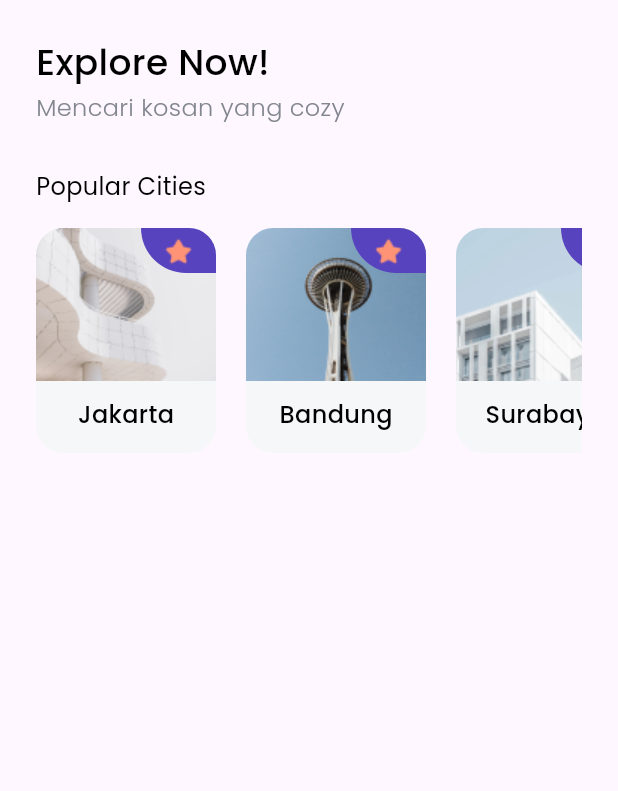
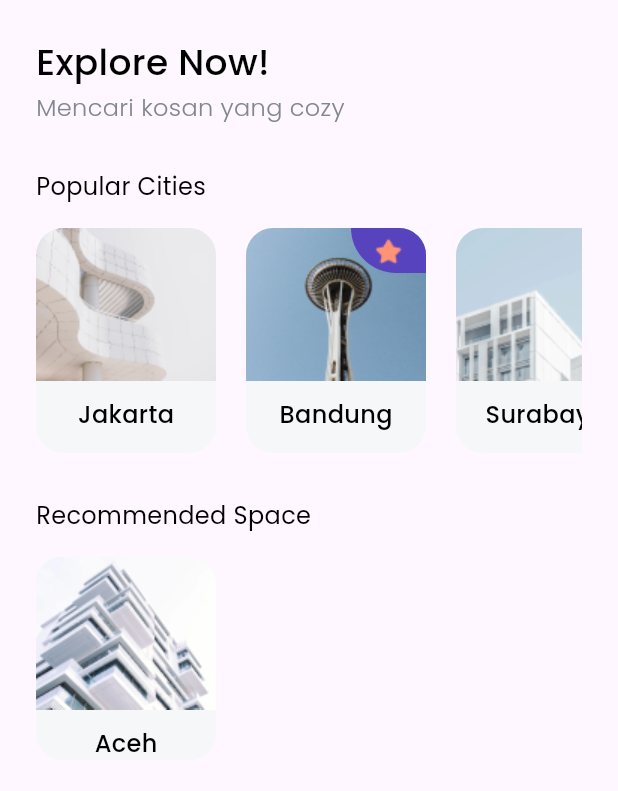
Before and after one commit to jadesnowman/Cozy-BWA, a Flutter app: the screen it shows after launch, on a phone screen of 412 x 824 dp. Shown: the top 791 px of the screen. Run offline on Flutter 3.47's test engine with Material 3 defaults, Android fonts, the phone set to English and light mode, and no system bars; our stand-ins replace google_fonts.

Commit message:
Add City and Space Card widgets

```diff
--- /dev/null
+++ b/lib/models/city.dart
@@ -0,0 +1,7 @@
+class City {
+  final String name;
+  final String imageUrl;
+  final bool isPopular;
+
+  City({required this.name, required this.imageUrl, required this.isPopular});
+}
--- a/lib/pages/home_page.dart
+++ b/lib/pages/home_page.dart
@@ -1,5 +1,8 @@
 import 'package:cozy_marketplace/theme.dart';
+import 'package:cozy_marketplace/widgets/city_card.dart';
+import 'package:cozy_marketplace/widgets/space_card.dart';
 import 'package:flutter/material.dart';
+import 'package:cozy_marketplace/models/city.dart';
 
 class HomePage extends StatelessWidget {
   const HomePage({super.key});
@@ -37,42 +40,56 @@ class HomePage extends StatelessWidget {
               SizedBox(
                 height: 150,
                 child: ListView(scrollDirection: Axis.horizontal, children: [
-                  MyWidget(
+                  CityCard(
                     city: City(
                         name: 'Jakarta',
                         imageUrl: 'assets/images/popular/pic.png',
+                        isPopular: false),
+                  ),
+                  const SizedBox(width: 20),
+                  CityCard(
+                    city: City(
+                        name: 'Bandung',
+                        imageUrl: 'assets/images/popular/pic-1.png',
                         isPopular: true),
                   ),
                   const SizedBox(width: 20),
-                  MyWidget(
-                    city: City(
-                        name: 'Bandung',
-                        imageUrl: 'assets/images/popular/pic-1.png',
-                        isPopular: false),
-                  ),
-                  const SizedBox(width: 20),
-                  MyWidget(
+                  CityCard(
                     city: City(
                         name: 'Surabaya',
                         imageUrl: 'assets/images/popular/pic-2.png',
                         isPopular: false),
                   ),
                   const SizedBox(width: 20),
-                  MyWidget(
+                  CityCard(
                     city: City(
                         name: 'Palembang',
                         imageUrl: 'assets/images/popular/pic-3.png',
                         isPopular: false),
                   ),
                   const SizedBox(width: 20),
-                  MyWidget(
+                  CityCard(
                     city: City(
                         name: 'Aceh',
                         imageUrl: 'assets/images/popular/pic-4.png',
                         isPopular: false),
                   ),
                 ]),
-              )
+              ),
+              const SizedBox(height: 30),
+              Text(
+                'Recommended Space',
+                style: heading3.copyWith(
+                  fontSize: 16,
+                ),
+              ),
+              const SizedBox(height: 16),
+              SpaceCard(
+                city: City(
+                    name: 'Aceh',
+                    imageUrl: 'assets/images/popular/pic-4.png',
+                    isPopular: false),
+              ),
             ],
           ),
         ),
@@ -80,69 +97,3 @@ class HomePage extends StatelessWidget {
     );
   }
 }
-
-class City {
-  final String name;
-  final String imageUrl;
-  final bool isPopular;
-
-  City({required this.name, required this.imageUrl, required this.isPopular});
-}
-
-class MyWidget extends StatelessWidget {
-  final City city;
-
-  const MyWidget({super.key, required this.city});
-
-  @override
-  Widget build(BuildContext context) {
-    return ClipRRect(
-      borderRadius: BorderRadius.circular(18),
-      child: Container(
-        color: grayColor,
-        height: 102,
-        width: 120,
-        child: Column(
-          children: [
-            Stack(children: [
-              Image.asset(
-                city.imageUrl,
-                width: 120,
-                height: 102,
-                fit: BoxFit.cover,
-              ),
-              Align(
-                alignment: Alignment.topRight,
-                child: Container(
-                  width: 50,
-                  height: 30,
-                  decoration: BoxDecoration(
-                    color: purpleColor,
-                    borderRadius: const BorderRadius.only(
-                      bottomLeft: Radius.circular(36),
-                    ),
-                  ),
-                  child: Align(
-                    alignment: Alignment.center,
-                    child: Image.asset(
-                      'assets/images/Icon_star_solid.png',
-                      width: 22,
-                      height: 22,
-                    ),
-                  ),
-                ),
-              )
-            ]),
-            const SizedBox(
-              height: 11,
-            ),
-            Text(city.name,
-                style: heading4.copyWith(
-                  fontSize: 16,
-                ))
-          ],
-        ),
-      ),
-    );
-  }
-}
--- /dev/null
+++ b/lib/widgets/city_card.dart
@@ -0,0 +1,63 @@
+import 'package:cozy_marketplace/models/city.dart';
+import 'package:cozy_marketplace/theme.dart';
+import 'package:flutter/material.dart';
+
+class CityCard extends StatelessWidget {
+  final City city;
+
+  const CityCard({super.key, required this.city});
+
+  @override
+  Widget build(BuildContext context) {
+    return ClipRRect(
+      borderRadius: BorderRadius.circular(18),
+      child: Container(
+        color: grayColor,
+        height: 102,
+        width: 120,
+        child: Column(
+          children: [
+            Stack(children: [
+              Image.asset(
+                city.imageUrl,
+                width: 120,
+                height: 102,
+                fit: BoxFit.cover,
+              ),
+              city.isPopular
+                  ? Align(
+                      alignment: Alignment.topRight,
+                      child: Container(
+                        width: 50,
+                        height: 30,
+                        decoration: BoxDecoration(
+                          color: purpleColor,
+                          borderRadius: const BorderRadius.only(
+                            bottomLeft: Radius.circular(36),
+                          ),
+                        ),
+                        child: Align(
+                          alignment: Alignment.center,
+                          child: Image.asset(
+                            'assets/images/Icon_star_solid.png',
+                            width: 22,
+                            height: 22,
+                          ),
+                        ),
+                      ),
+                    )
+                  : const SizedBox()
+            ]),
+            const SizedBox(
+              height: 11,
+            ),
+            Text(city.name,
+                style: heading4.copyWith(
+                  fontSize: 16,
+                ))
+          ],
+        ),
+      ),
+    );
+  }
+}
--- /dev/null
+++ b/lib/widgets/space_card.dart
@@ -0,0 +1,62 @@
+import 'package:cozy_marketplace/models/city.dart';
+import 'package:cozy_marketplace/theme.dart';
+import 'package:flutter/material.dart';
+
+class SpaceCard extends StatelessWidget {
+  final City city;
+
+  const SpaceCard({super.key, required this.city});
+
+  @override
+  Widget build(BuildContext context) {
+    return ClipRRect(
+      borderRadius: BorderRadius.circular(18),
+      child: Container(
+        color: grayColor,
+        width: 120,
+        child: Column(
+          children: [
+            Stack(children: [
+              Image.asset(
+                city.imageUrl,
+                width: 120,
+                height: 102,
+                fit: BoxFit.cover,
+              ),
+              city.isPopular
+                  ? Align(
+                      alignment: Alignment.topRight,
+                      child: Container(
+                        width: 50,
+                        height: 30,
+                        decoration: BoxDecoration(
+                          color: purpleColor,
+                          borderRadius: const BorderRadius.only(
+                            bottomLeft: Radius.circular(36),
+                          ),
+                        ),
+                        child: Align(
+                          alignment: Alignment.center,
+                          child: Image.asset(
+                            'assets/images/Icon_star_solid.png',
+                            width: 22,
+                            height: 22,
+                          ),
+                        ),
+                      ),
+                    )
+                  : const SizedBox()
+            ]),
+            const SizedBox(
+              height: 11,
+            ),
+            Text(city.name,
+                style: heading4.copyWith(
+                  fontSize: 16,
+                ))
+          ],
+        ),
+      ),
+    );
+  }
+}
```
